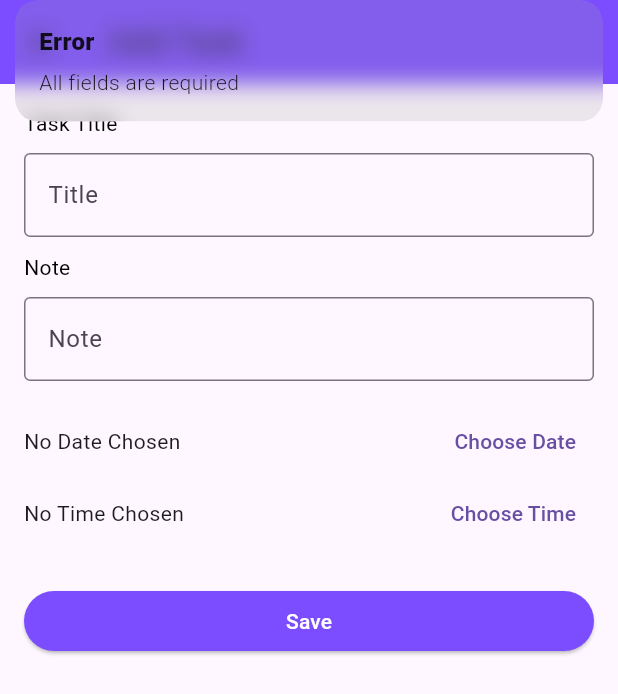
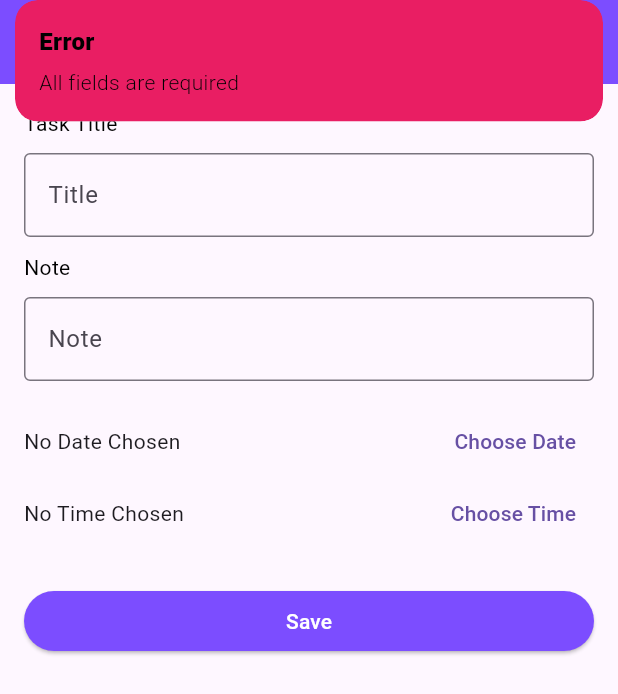
Before and after one commit to MinotiMondal/todoApp, a Flutter app: the AddTaskPage screen opened directly, after a tap on "Save", on a phone screen of 412 x 824 dp. Shown: the top 694 px of the screen. Run offline on Flutter 3.47's test engine with Material 3 defaults, Android fonts, the phone set to English and light mode, and no system bars; our stand-ins replace get, sqflite; accounts and stored records are empty.

Commit message:
change some ui design

```diff
--- a/lib/new/addTask.dart
+++ b/lib/new/addTask.dart
@@ -19,7 +19,7 @@ class _AddTaskPageState extends State<AddTaskPage> {
 
   void _submit() {
     if (_titleController.text.isEmpty || _noteController.text.isEmpty || _selectedDate == null || _selectedTime == null) {
-      Get.snackbar('Error', 'All fields are required');
+      Get.snackbar('Error', 'All fields are required',colorText: Colors.black,backgroundColor: Colors.pink);
       return;
     }
 
--- a/lib/new/taskListPage.dart
+++ b/lib/new/taskListPage.dart
@@ -10,7 +10,7 @@ class TaskListPage extends StatelessWidget {
   @override
   Widget build(BuildContext context) {
     return Scaffold(
-      appBar: AppBar(title: const Text('To-Do List')),
+      appBar: AppBar(backgroundColor: Colors.deepPurpleAccent,title: const Text('To-Do List',style: TextStyle(fontWeight: FontWeight.w400),)),
       body: Obx(() {
         if (_taskController.taskList.isEmpty) {
           return FutureBuilder(
@@ -24,7 +24,6 @@ class TaskListPage extends StatelessWidget {
             },
           );
         }
-
         return ListView.builder(
           itemCount: _taskController.taskList.length,
           itemBuilder: (context, index) {
@@ -52,7 +51,7 @@ class TaskListPage extends StatelessWidget {
       }),
       floatingActionButton: FloatingActionButton(
         onPressed: () => Get.to(() => AddTaskPage()),
-        child: Icon(Icons.add),
+        child: const Icon(Icons.add, color: Colors.purple,),
       ),
     );
   }
```
